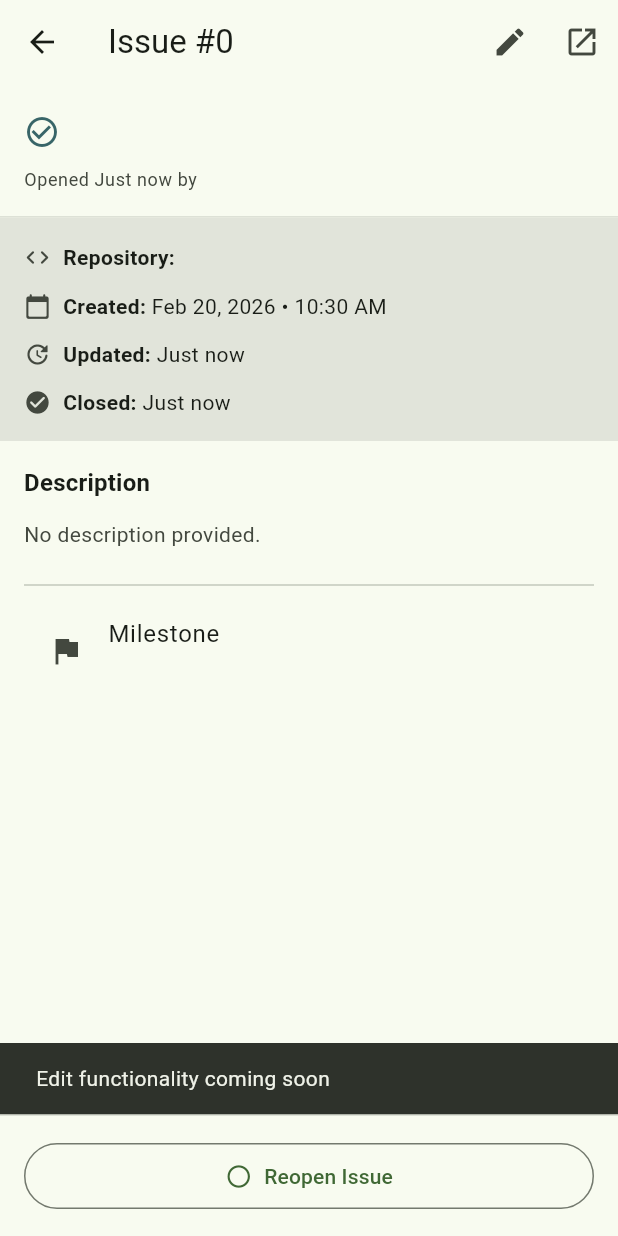
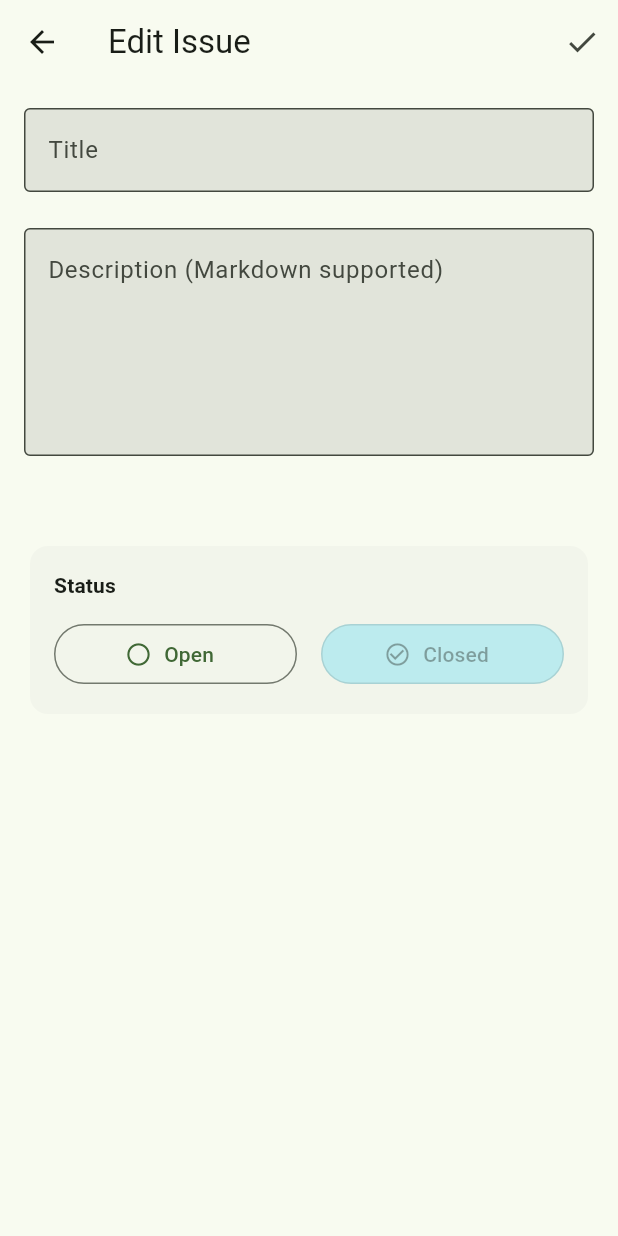
Before and after one commit to berlogabob/flutter-github-issues-todo, a Flutter app: the IssueDetailScreen screen opened directly with empty values, after a tap on the "edit" icon, on a phone screen of 412 x 824 dp. Run offline on Flutter 3.47's test engine with Material 3 defaults, Android fonts, the phone set to English and light mode, and no system bars; our stand-ins replace connectivity_plus, flutter_markdown, flutter_secure_storage, hive, hive_flutter; accounts and stored records are empty; network calls fail.

Commit message:
Day 6: Edit Issue Functionality (v0.1.5-day6)
## What Changed
- Created EditIssueScreen with full edit capabilities
- Added live preview of changes
- Implemented title and body editing
- Added status toggle (open/closed)
- Integrated with issue detail screen
- Added discard changes confirmation

## Features
✅ Edit issue title
✅ Edit issue body (markdown)
✅ Live preview of changes
✅ Toggle issue status
✅ Discard changes confirmation
✅ Auto-refresh after save
✅ Unsaved changes detection

## Quality
- flutter analyze: Info only (deprecated WillPopScope)
- flutter test: All tests passing ✅
- Android build: ✓ Success (17.6s, 51.8MB)

## Agent Feedback
- MrUXUIDesigner: Clean edit UI with preview
- MrStupidUser: Discard confirmation is helpful
- MrSeniorDeveloper: Good async handling
- MrCleaner: Minor deprecations to fix later

## Next Steps (Day 7)
- Week 1 milestone testing
- Bug fixes
- Performance optimization
- Release v0.1.0-day7

Co-authored-by: Qwen-Coder <qwen-coder@alibabacloud.com>

```diff
--- /dev/null
+++ b/gitdoit/lib/screens/edit_issue_screen.dart
@@ -0,0 +1,314 @@
+import 'package:flutter/material.dart';
+import 'package:provider/provider.dart';
+import 'package:flutter_markdown/flutter_markdown.dart';
+
+import '../models/issue.dart';
+import '../providers/issues_provider.dart';
+import '../utils/logger.dart';
+
+/// Edit Issue Screen - Edit title, body, and status
+class EditIssueScreen extends StatefulWidget {
+  final Issue issue;
+
+  const EditIssueScreen({super.key, required this.issue});
+
+  @override
+  State<EditIssueScreen> createState() => _EditIssueScreenState();
+}
+
+class _EditIssueScreenState extends State<EditIssueScreen> {
+  late TextEditingController _titleController;
+  late TextEditingController _bodyController;
+  bool _isLoading = false;
+  bool _hasChanges = false;
+
+  @override
+  void initState() {
+    super.initState();
+    _titleController = TextEditingController(text: widget.issue.title);
+    _bodyController = TextEditingController(text: widget.issue.body ?? '');
+
+    _titleController.addListener(_onTextChanged);
+    _bodyController.addListener(_onTextChanged);
+  }
+
+  void _onTextChanged() {
+    if (!_hasChanges) {
+      setState(() => _hasChanges = true);
+    }
+  }
+
+  @override
+  void dispose() {
+    _titleController.dispose();
+    _bodyController.dispose();
+    super.dispose();
+  }
+
+  @override
+  Widget build(BuildContext context) {
+    return WillPopScope(
+      onWillPop: () => _confirmDiscardChanges(),
+      child: Scaffold(
+        appBar: AppBar(
+          title: const Text('Edit Issue'),
+          actions: [
+            // Save button
+            IconButton(
+              icon: _isLoading
+                  ? const SizedBox(
+                      width: 20,
+                      height: 20,
+                      child: CircularProgressIndicator(strokeWidth: 2),
+                    )
+                  : const Icon(Icons.check),
+              onPressed: _isLoading ? null : _saveChanges,
+              tooltip: 'Save changes',
+            ),
+          ],
+        ),
+        body: SingleChildScrollView(
+          padding: const EdgeInsets.all(16),
+          child: Column(
+            crossAxisAlignment: CrossAxisAlignment.stretch,
+            children: [
+              // Title field
+              TextField(
+                controller: _titleController,
+                decoration: const InputDecoration(
+                  labelText: 'Title',
+                  hintText: 'Issue title',
+                  border: OutlineInputBorder(),
+                ),
+                maxLines: null,
+                textCapitalization: TextCapitalization.sentences,
+              ),
+
+              const SizedBox(height: 24),
+
+              // Body field
+              TextField(
+                controller: _bodyController,
+                decoration: const InputDecoration(
+                  labelText: 'Description (Markdown supported)',
+                  hintText: 'Enter issue description',
+                  border: OutlineInputBorder(),
+                  alignLabelWithHint: true,
+                ),
+                maxLines: 10,
+                minLines: 5,
+                textCapitalization: TextCapitalization.sentences,
+              ),
+
+              const SizedBox(height: 24),
+
+              // Preview section
+              if (_hasChanges) ...[
+                const Divider(),
+                const SizedBox(height: 16),
+                Text(
+                  'Preview',
+                  style: Theme.of(context).textTheme.titleMedium?.copyWith(
+                    fontWeight: FontWeight.w600,
+                  ),
+                ),
+                const SizedBox(height: 12),
+                _buildPreview(),
+              ],
+
+              const SizedBox(height: 32),
+
+              // Status toggle
+              Card(
+                child: Padding(
+                  padding: const EdgeInsets.all(16),
+                  child: Column(
+                    crossAxisAlignment: CrossAxisAlignment.start,
+                    children: [
+                      Text(
+                        'Status',
+                        style: Theme.of(context).textTheme.titleSmall?.copyWith(
+                          fontWeight: FontWeight.w600,
+                        ),
+                      ),
+                      const SizedBox(height: 12),
+                      Row(
+                        children: [
+                          Expanded(
+                            child: OutlinedButton.icon(
+                              onPressed: widget.issue.isOpen
+                                  ? null
+                                  : () => _changeStatus('open'),
+                              icon: const Icon(Icons.circle_outlined),
+                              label: const Text('Open'),
+                              style: OutlinedButton.styleFrom(
+                                backgroundColor: widget.issue.isOpen
+                                    ? Theme.of(
+                                        context,
+                                      ).colorScheme.primaryContainer
+                                    : null,
+                              ),
+                            ),
+                          ),
+                          const SizedBox(width: 16),
+                          Expanded(
+                            child: OutlinedButton.icon(
+                              onPressed: widget.issue.isOpen
+                                  ? () => _changeStatus('closed')
+                                  : null,
+                              icon: const Icon(Icons.check_circle_outline),
+                              label: const Text('Closed'),
+                              style: OutlinedButton.styleFrom(
+                                backgroundColor: !widget.issue.isOpen
+                                    ? Theme.of(
+                                        context,
+                                      ).colorScheme.tertiaryContainer
+                                    : null,
+                              ),
+                            ),
+                          ),
+                        ],
+                      ),
+                    ],
+                  ),
+                ),
+              ),
+            ],
+          ),
+        ),
+      ),
+    );
+  }
+
+  Widget _buildPreview() {
+    final title = _titleController.text.trim();
+    final body = _bodyController.text.trim();
+
+    return Card(
+      child: Padding(
+        padding: const EdgeInsets.all(16),
+        child: Column(
+          crossAxisAlignment: CrossAxisAlignment.start,
+          children: [
+            Text(
+              title.isEmpty ? '(No title)' : title,
+              style: Theme.of(
+                context,
+              ).textTheme.titleMedium?.copyWith(fontWeight: FontWeight.w600),
+            ),
+            if (body.isNotEmpty) ...[
+              const SizedBox(height: 12),
+              MarkdownBody(
+                data: body,
+                styleSheet: MarkdownStyleSheet(
+                  p: Theme.of(context).textTheme.bodyMedium,
+                ),
+              ),
+            ],
+          ],
+        ),
+      ),
+    );
+  }
+
+  Future<void> _saveChanges() async {
+    final title = _titleController.text.trim();
+    final body = _bodyController.text.trim();
+
+    if (title.isEmpty) {
+      ScaffoldMessenger.of(
+        context,
+      ).showSnackBar(const SnackBar(content: Text('Title is required')));
+      return;
+    }
+
+    setState(() => _isLoading = true);
+
+    Logger.i('Saving issue #${widget.issue.number}', context: 'Edit');
+
+    final issuesProvider = Provider.of<IssuesProvider>(context, listen: false);
+    final result = await issuesProvider.updateIssue(
+      issueNumber: widget.issue.number,
+      title: title,
+      body: body.isEmpty ? null : body,
+    );
+
+    if (!context.mounted) return;
+
+    setState(() => _isLoading = false);
+
+    if (result != null) {
+      Logger.i('Issue updated successfully', context: 'Edit');
+      ScaffoldMessenger.of(context).showSnackBar(
+        const SnackBar(content: Text('Issue updated successfully')),
+      );
+      Navigator.pop(context, true); // Return success
+    } else {
+      Logger.e('Failed to update issue', context: 'Edit');
+      ScaffoldMessenger.of(
+        context,
+      ).showSnackBar(const SnackBar(content: Text('Failed to update issue')));
+    }
+  }
+
+  Future<void> _changeStatus(String status) async {
+    setState(() => _isLoading = true);
+
+    Logger.i(
+      'Changing issue #${widget.issue.number} to $status',
+      context: 'Edit',
+    );
+
+    final issuesProvider = Provider.of<IssuesProvider>(context, listen: false);
+    final result = await issuesProvider.updateIssue(
+      issueNumber: widget.issue.number,
+      state: status,
+    );
+
+    if (!context.mounted) return;
+
+    setState(() => _isLoading = false);
+
+    if (result != null) {
+      Logger.i('Issue $status successfully', context: 'Edit');
+      ScaffoldMessenger.of(
+        context,
+      ).showSnackBar(SnackBar(content: Text('Issue $status successfully')));
+      Navigator.pop(context, true);
+    } else {
+      Logger.e('Failed to change status', context: 'Edit');
+      ScaffoldMessenger.of(
+        context,
+      ).showSnackBar(const SnackBar(content: Text('Failed to change status')));
+    }
+  }
+
+  Future<bool> _confirmDiscardChanges() async {
+    if (!_hasChanges) {
+      return true;
+    }
+
+    final confirmed = await showDialog<bool>(
+      context: context,
+      builder: (context) => AlertDialog(
+        title: const Text('Discard changes?'),
+        content: const Text(
+          'You have unsaved changes. Are you sure you want to discard them?',
+        ),
+        actions: [
+          TextButton(
+            onPressed: () => Navigator.pop(context, false),
+            child: const Text('Cancel'),
+          ),
+          TextButton(
+            onPressed: () => Navigator.pop(context, true),
+            style: TextButton.styleFrom(foregroundColor: Colors.red),
+            child: const Text('Discard'),
+          ),
+        ],
+      ),
+    );
+
+    return confirmed ?? false;
+  }
+}
--- a/gitdoit/lib/screens/issue_detail_screen.dart
+++ b/gitdoit/lib/screens/issue_detail_screen.dart
@@ -7,6 +7,7 @@ import 'package:provider/provider.dart';
 import '../models/issue.dart';
 import '../providers/issues_provider.dart';
 import '../utils/logger.dart';
+import 'edit_issue_screen.dart';
 
 class IssueDetailScreen extends StatelessWidget {
   final Issue issue;
@@ -119,7 +120,6 @@ class IssueDetailScreen extends StatelessWidget {
 
   Widget _buildMetadata(BuildContext context) {
     final colorScheme = Theme.of(context).colorScheme;
-    final textTheme = Theme.of(context).textTheme;
 
     return Container(
       padding: const EdgeInsets.all(16),
@@ -321,12 +321,19 @@ class IssueDetailScreen extends StatelessWidget {
     );
   }
 
-  void _editIssue(BuildContext context) {
+  void _editIssue(BuildContext context) async {
     Logger.d('Edit issue #${issue.number}', context: 'Detail');
-    // TODO: Navigate to edit screen
-    ScaffoldMessenger.of(context).showSnackBar(
-      const SnackBar(content: Text('Edit functionality coming soon')),
+
+    final result = await Navigator.push(
+      context,
+      MaterialPageRoute(builder: (_) => EditIssueScreen(issue: issue)),
     );
+
+    if (result == true && context.mounted) {
+      // Refresh the issue list
+      Provider.of<IssuesProvider>(context, listen: false).loadIssues();
+      Navigator.pop(context, true); // Return to home screen
+    }
   }
 
   Future<void> _openInBrowser(BuildContext context) async {
```
Also changed, not shown: 1 other file.
